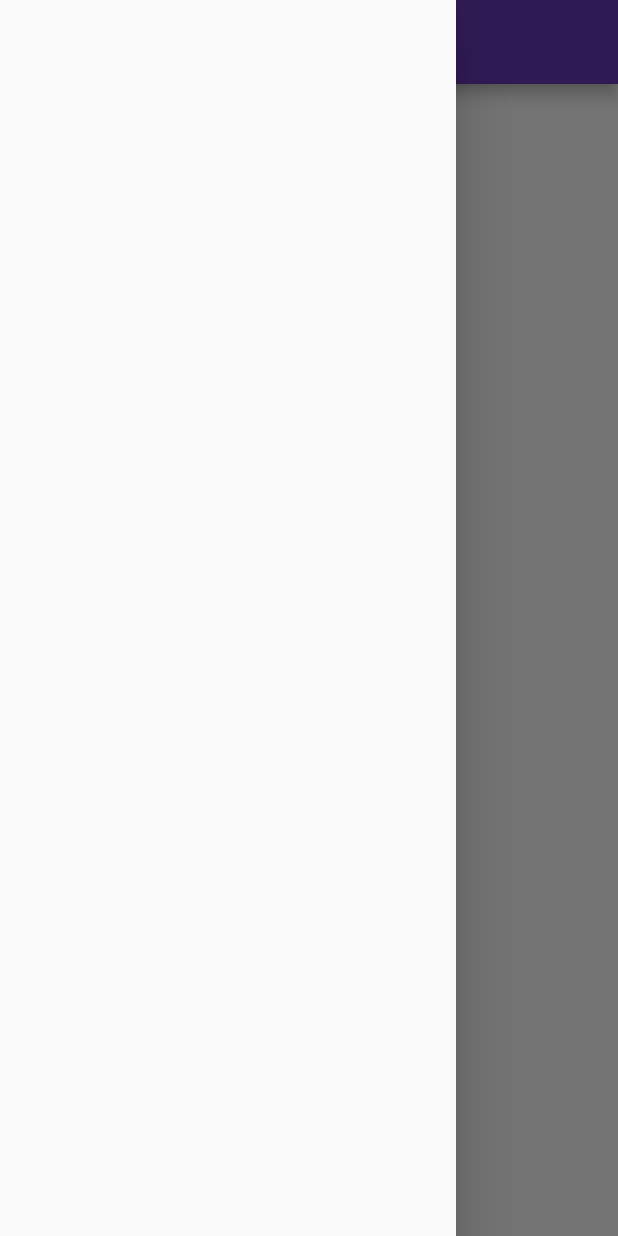
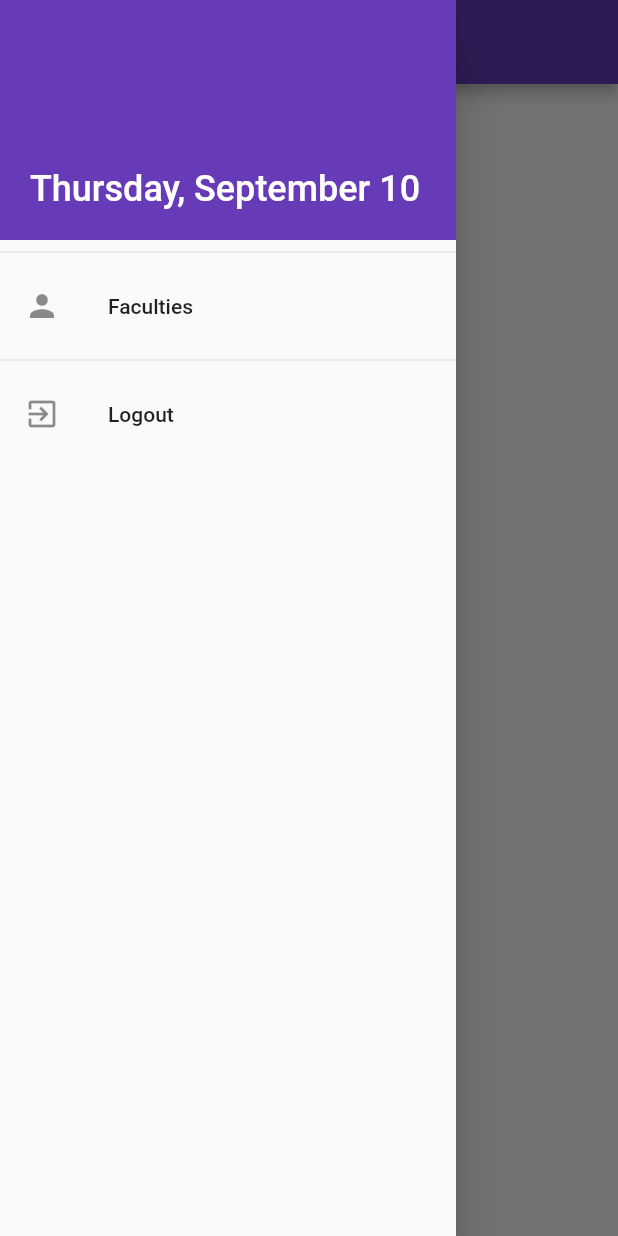
Before and after one commit to gsriram24/substitute_teacher_management, a Flutter app: the screen it shows once a user with an empty profile is signed in, with the side drawer open, on a phone screen of 412 x 824 dp. Run offline on Flutter 3.47's test engine with Material 2 defaults, Android fonts, the phone set to English and light mode, and no system bars; our stand-ins replace firebase_auth, firebase_core; accounts and stored records are empty.

Commit message:
Added app drawer.

```diff
--- a/lib/main.dart
+++ b/lib/main.dart
@@ -2,6 +2,7 @@ import 'package:flutter/material.dart';
 import 'package:firebase_auth/firebase_auth.dart';
 import 'package:firebase_core/firebase_core.dart';
 import 'package:substitute_teacher_management/screens/auth_screen.dart';
+import 'package:substitute_teacher_management/screens/faculty_screen.dart';
 import 'package:substitute_teacher_management/screens/home_screen.dart';
 
 void main() async {
@@ -39,6 +40,9 @@ class MyApp extends StatelessWidget {
           return AuthScreen();
         },
       ),
+      routes: {
+        FacultyScreen.routeName: (_) => FacultyScreen(),
+      },
     );
   }
 }
--- /dev/null
+++ b/lib/screens/faculty_screen.dart
@@ -0,0 +1,13 @@
+import 'package:flutter/material.dart';
+
+class FacultyScreen extends StatelessWidget {
+  static const routeName = '/faculty-screen';
+  @override
+  Widget build(BuildContext context) {
+    return Scaffold(
+      appBar: AppBar(
+        title: Text('Faculties'),
+      ),
+    );
+  }
+}
--- a/lib/screens/home_screen.dart
+++ b/lib/screens/home_screen.dart
@@ -1,4 +1,5 @@
 import 'package:flutter/material.dart';
+import 'package:substitute_teacher_management/widgets/home/drawer.dart';
 
 class HomeScreen extends StatelessWidget {
   @override
@@ -7,7 +8,7 @@ class HomeScreen extends StatelessWidget {
       appBar: AppBar(
         title: Text('Welcome Admin!'),
       ),
-      drawer: Drawer(),
+      drawer: AppDrawer(),
     );
   }
 }
--- a/lib/widgets/home/drawer.dart
+++ b/lib/widgets/home/drawer.dart
@@ -0,0 +1,49 @@
+import 'package:flutter/material.dart';
+import 'package:firebase_auth/firebase_auth.dart';
+import 'package:intl/intl.dart';
+import 'package:substitute_teacher_management/screens/faculty_screen.dart';
+
+class AppDrawer extends StatelessWidget {
+  final _auth = FirebaseAuth.instance;
+
+  @override
+  Widget build(BuildContext context) {
+    return Drawer(
+      child: Column(
+        children: <Widget>[
+          Container(
+            height: 160,
+            color: Theme.of(context).backgroundColor,
+            width: double.infinity,
+            padding: EdgeInsets.all(20),
+            alignment: Alignment.bottomLeft,
+            child: Text(
+              DateFormat.MMMMEEEEd().format(DateTime.now()),
+              style: TextStyle(
+                fontWeight: FontWeight.w500,
+                fontSize: 24,
+                color: Colors.white,
+              ),
+            ),
+          ),
+          Divider(),
+          ListTile(
+            leading: Icon(Icons.person),
+            title: Text('Faculties'),
+            onTap: () {
+              Navigator.of(context).pushNamed(FacultyScreen.routeName);
+            },
+          ),
+          Divider(),
+          ListTile(
+            leading: Icon(Icons.exit_to_app),
+            title: Text('Logout'),
+            onTap: () async {
+              await _auth.signOut();
+            },
+          ),
+        ],
+      ),
+    );
+  }
+}
--- a/pubspec.yaml
+++ b/pubspec.yaml
@@ -29,6 +29,8 @@ dependencies:
   cupertino_icons: ^0.1.3
   firebase_core: ^0.5.0
   firebase_auth: ^0.18.0+1
+  intl: ^0.16.1
+  cloud_firestore: ^0.14.0+2
 
 dev_dependencies:
   flutter_test:
```
Also changed, not shown: pubspec.lock, 1 other file.
